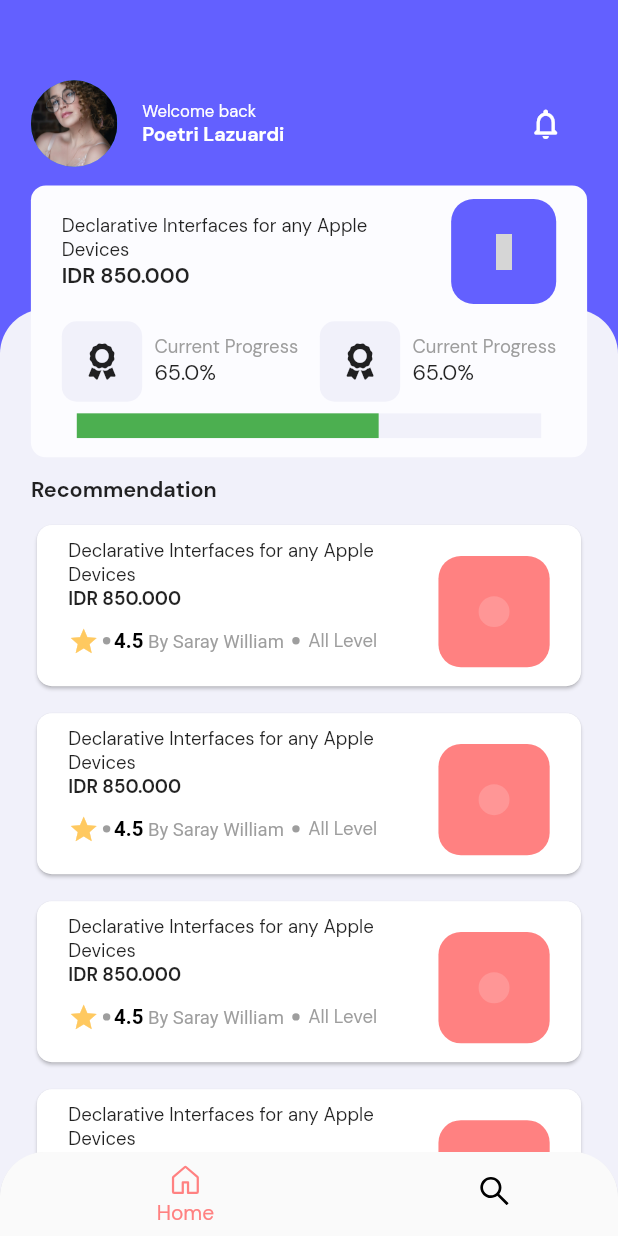
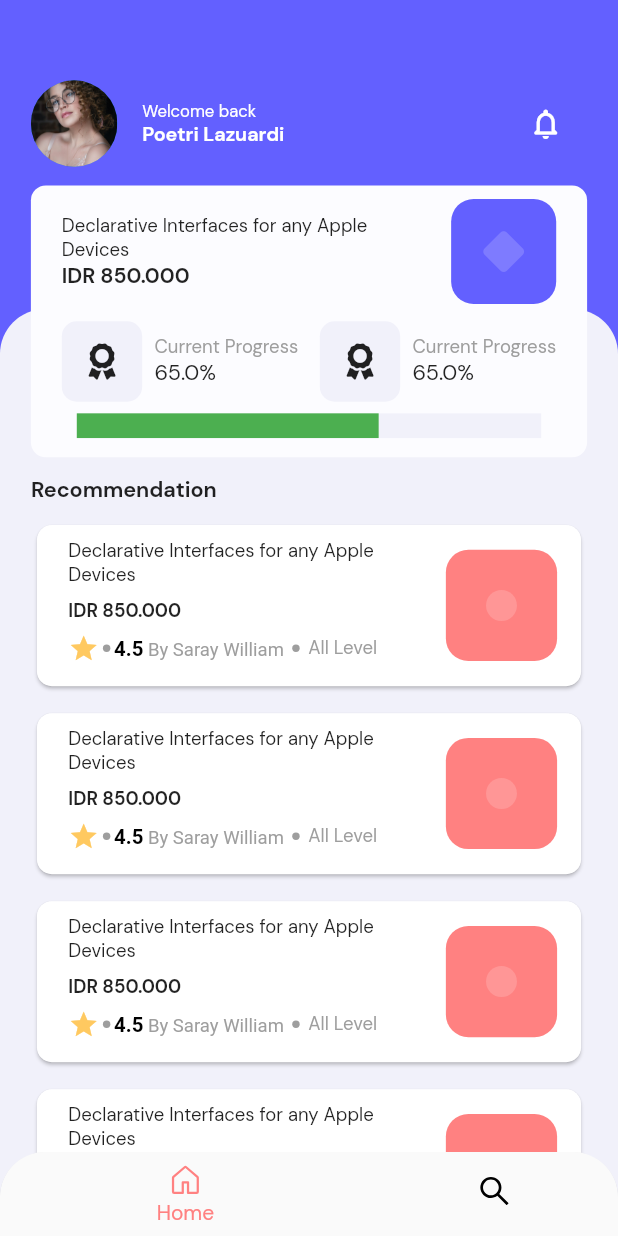
Before and after one commit to oguzhaninal/sinau, a Flutter app: the screen it shows after launch, on a phone screen of 412 x 824 dp. Run offline on Flutter 3.47's test engine with Material 2 defaults, Android fonts, the phone set to English and light mode, and no system bars; drawn by our look-alikes of percent_indicator; our stand-ins replace flutter_icons; grey boxes are pictures that could not be loaded.

Commit message:
last commits

```diff
--- a/lib/homeScreen/homeScreen.dart
+++ b/lib/homeScreen/homeScreen.dart
@@ -137,9 +137,12 @@ class Home extends StatelessWidget {
                           Radius.circular(15),
                         ),
                       ),
+                      child: RotationTransition(
+                        turns: AlwaysStoppedAnimation(45 / 360),
                         child: Icon(
-                        FlutterIcons.cards_diamond_mco,
+                          FlutterIcons.square_faw,
                           color: MainColors.diamondColor,
+                        ),
                       ),
                     ),
                   ],
@@ -296,13 +299,16 @@ class Home extends StatelessWidget {
                       "Devices",
                       style: TextStyle(fontSize: phoneSize.width * .03),
                     ),
-                    Text("IDR 850.000",
+                    Padding(
+                      padding: EdgeInsets.only(top: phoneSize.height * .01),
+                      child: Text("IDR 850.000",
                           style: TextStyle(
                             fontWeight: FontWeight.bold,
                             fontSize: phoneSize.width * .03,
                           )),
+                    ),
                     SizedBox(
-                      height: phoneSize.height * .012,
+                      height: phoneSize.height * .008,
                     ),
                     Row(
                       children: [
@@ -354,8 +360,11 @@ class Home extends StatelessWidget {
                   ],
                 ),
               ),
+              Column(
+                mainAxisAlignment: MainAxisAlignment.center,
+                children: [
                   Padding(
-                padding: EdgeInsets.all(phoneSize.height * .006),
+                    padding: EdgeInsets.only(bottom: phoneSize.height * .01),
                     child: Container(
                       height: phoneSize.height * .09,
                       width: phoneSize.height * .09,
@@ -373,6 +382,8 @@ class Home extends StatelessWidget {
                         ),
                       ),
                     ),
+                  ),
+                ],
               )
             ],
           ),
```
Also changed, not shown: lib/search.dart (+52 -25 lines). Lines whose indentation alone changed are shown as unchanged.
